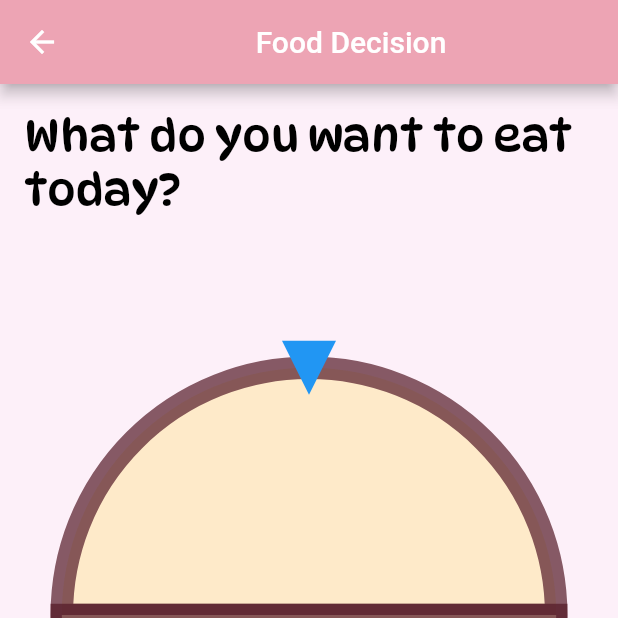
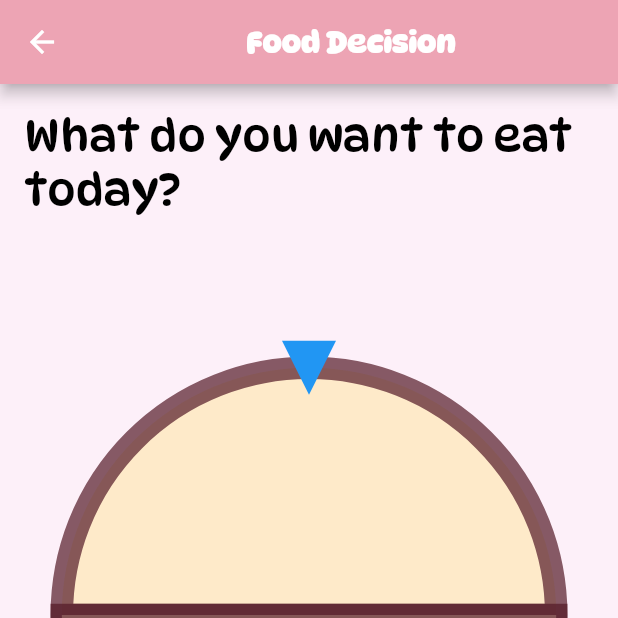
Before and after one commit to B210248C/Food-Decision, a Flutter app: the FoodChoosePage screen opened by its route, on a phone screen of 412 x 824 dp, the top half of it. Run offline on Flutter 3.47's test engine with Material 2 defaults, Android fonts, the phone set to English and light mode, and no system bars; drawn by our look-alikes of flutter_fortune_wheel; our stand-ins replace firebase_auth, firebase_core, flutter_image_slideshow; accounts and stored records are empty.

Commit message:
Update input.dart

```diff
--- a/lib/screen/input.dart
+++ b/lib/screen/input.dart
@@ -61,7 +61,11 @@ class _FoodChoosePageState extends State<FoodChoosePage> {
       backgroundColor: kScaffoldColor,
       appBar: AppBar(
         backgroundColor: kAppBarColor,
-        title: Center(child: Text('Food Decision')),
+        title: Center(
+            child: Text(
+          'Food Decision',
+          style: kTitleStyle,
+        )),
       ),
       body: GestureDetector(
         onTap: () {
```
